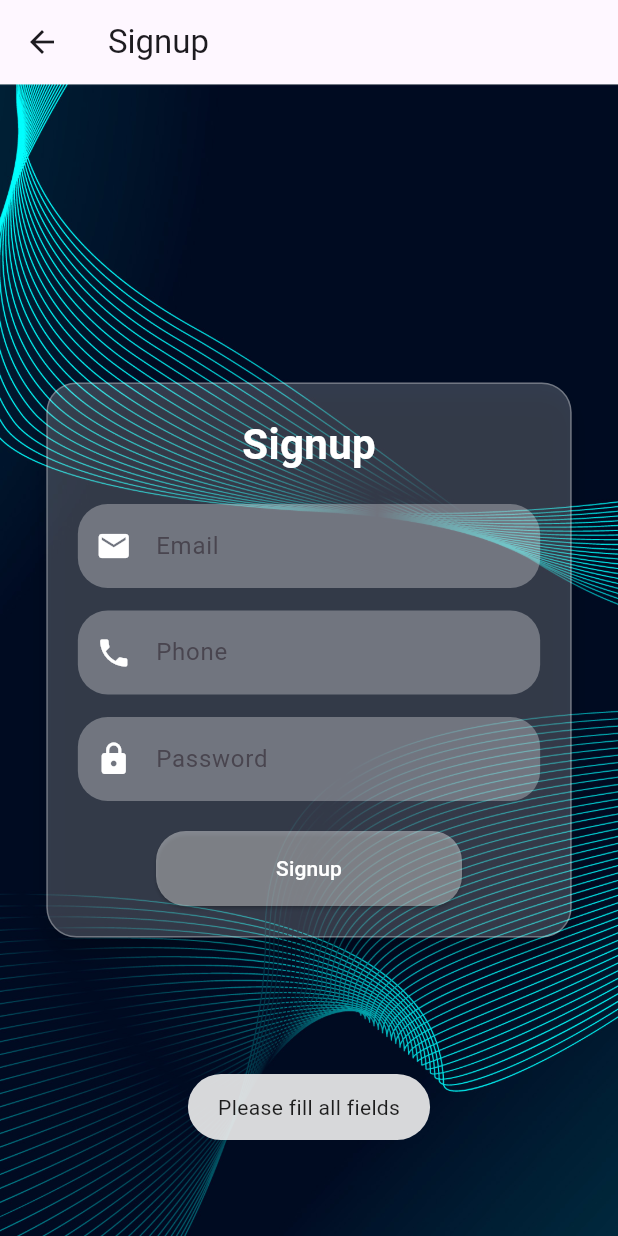
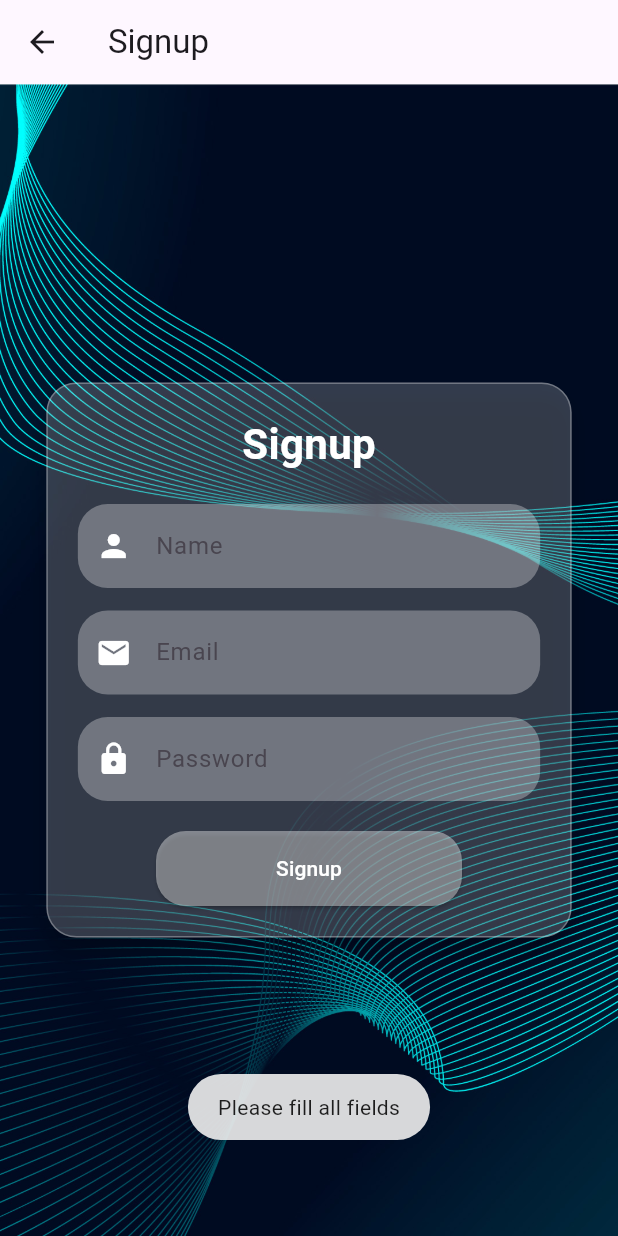
Before and after one commit to KABANOFESTO/Relax-Pay, a Flutter app: the SignupScreen screen opened by its route, after a tap on "Signup", on a phone screen of 412 x 824 dp. Run offline on Flutter 3.47's test engine with Material 3 defaults, Android fonts, the light colour scheme and no system bars; our stand-ins replace fluttertoast, shared_preferences; missing offline and left inert: mailer; accounts and stored records are empty; network calls fail.

Commit message:
ft-integration

```diff
--- a/lib/main.dart
+++ b/lib/main.dart
@@ -21,8 +21,8 @@
         '/dashboard': (context) => DashboardScreen(),
         '/buying': (context) => BuyingScreen(),
         '/selling': (context) => SellingScreen(),
-        '/transaction': (context) => TransactionScreen(),
-        '/loan': (context) => LoanScreen(),
+        // '/transaction': (context) => TransactionScreen(),
+        '/stock': (context) => StocksListScreen(),
         // Add other routes here
       },
       theme: ThemeData(
--- a/lib/screens/dashboard_screen.dart
+++ b/lib/screens/dashboard_screen.dart
@@ -54,11 +54,11 @@ class DashboardScreen extends StatelessWidget {
               ),
               _buildDashboardItem(
                 context,
-                Icons.monetization_on,
-                'Loan',
+                Icons.inventory, // New stock icon
+                'Stock', // Changed label to "Stock"
                 Colors.purple,
                 () {
-                  Navigator.pushNamed(context, '/loan');
+                  Navigator.pushNamed(context, '/stock');
                 },
               ),
             ],
--- a/lib/screens/signup_screen.dart
+++ b/lib/screens/signup_screen.dart
@@ -1,6 +1,7 @@
 import 'package:flutter/material.dart';
 import 'package:fluttertoast/fluttertoast.dart';
-import '../config/db_heleper.dart'; // Make sure this import path is correct
+import 'package:http/http.dart' as http;
+import 'dart:convert'; // For encoding/decoding JSON
 
 class SignupScreen extends StatefulWidget {
   @override
@@ -8,40 +9,53 @@ class SignupScreen extends StatefulWidget {
 }
 
 class _SignupScreenState extends State<SignupScreen> {
+  final _nameController = TextEditingController();
   final _emailController = TextEditingController();
   final _passwordController = TextEditingController();
-  final _phoneController = TextEditingController();
-  final DBHelper _dbHelper = DBHelper();
-
-  @override
-  void initState() {
-    super.initState();
-    _dbHelper.initDB(); // Initialize the database
-  }
 
   Future<void> _signup() async {
+    String name = _nameController.text.trim();
     String email = _emailController.text.trim();
     String password = _passwordController.text.trim();
-    String phone = _phoneController.text.trim();
 
-    if (email.isEmpty || password.isEmpty || phone.isEmpty) {
+    if (name.isEmpty || email.isEmpty || password.isEmpty) {
       Fluttertoast.showToast(msg: "Please fill all fields");
       return;
     }
 
-    var existingUser = await _dbHelper.findUserByEmail(email);
+    try {
+      var url =
+          Uri.parse('https://relax-pay-endpoints.onrender.com/user/signup');
 
-    if (existingUser == null) {
-      bool success = await _dbHelper
-          .insertUser({'email': email, 'password': password, 'phone': phone});
-      if (success) {
+      var response = await http.post(
+        url,
+        headers: {"Content-Type": "application/json"},
+        body: jsonEncode({
+          'username': name,
+          'email': email,
+          'password': password,
+        }),
+      );
+
+      if (response.statusCode == 201) {
         Fluttertoast.showToast(msg: "Registration successful!");
         Navigator.pushReplacementNamed(context, '/login');
       } else {
-        Fluttertoast.showToast(msg: "Registration failed. Please try again.");
+        var responseBody = jsonDecode(response.body);
+
+        // Handle duplicate key error (E11000)
+        if (responseBody['message'] != null &&
+            responseBody['message'].contains('E11000')) {
+          Fluttertoast.showToast(
+            msg: "Username already exists, please choose a different one",
+          );
+        } else {
+          Fluttertoast.showToast(
+              msg: responseBody['message'] ?? "Registration failed");
+        }
       }
-    } else {
-      Fluttertoast.showToast(msg: "User with this email already exists");
+    } catch (error) {
+      Fluttertoast.showToast(msg: "Error: $error");
     }
   }
 
@@ -88,6 +102,22 @@ class _SignupScreenState extends State<SignupScreen> {
                     ),
                   ),
                   SizedBox(height: 20),
+                  // Name Input
+                  TextField(
+                    controller: _nameController,
+                    decoration: InputDecoration(
+                      filled: true,
+                      fillColor: Colors.white.withOpacity(0.3),
+                      hintText: 'Name',
+                      prefixIcon: Icon(Icons.person, color: Colors.white),
+                      border: OutlineInputBorder(
+                        borderRadius: BorderRadius.circular(20),
+                        borderSide: BorderSide.none,
+                      ),
+                    ),
+                    style: TextStyle(color: Colors.white),
+                  ),
+                  SizedBox(height: 15),
                   // Email Input
                   TextField(
                     controller: _emailController,
@@ -102,23 +132,6 @@ class _SignupScreenState extends State<SignupScreen> {
                       ),
                     ),
                     keyboardType: TextInputType.emailAddress,
-                    style: TextStyle(color: Colors.white),
-                  ),
-                  SizedBox(height: 15),
-                  // Phone Input
-                  TextField(
-                    controller: _phoneController,
-                    decoration: InputDecoration(
-                      filled: true,
-                      fillColor: Colors.white.withOpacity(0.3),
-                      hintText: 'Phone',
-                      prefixIcon: Icon(Icons.phone, color: Colors.white),
-                      border: OutlineInputBorder(
-                        borderRadius: BorderRadius.circular(20),
-                        borderSide: BorderSide.none,
-                      ),
-                    ),
-                    keyboardType: TextInputType.phone,
                     style: TextStyle(color: Colors.white),
                   ),
                   SizedBox(height: 15),
--- a/pubspec.yaml
+++ b/pubspec.yaml
@@ -11,7 +11,7 @@ environment:
 dependencies:
   flutter:
     sdk: flutter
-  http: 1.2.2  # For API calls
+  http: ^1.2.2  # Keep this version
   provider: ^6.0.0  # For state management
   shared_preferences: ^2.0.7  # For storing user sessions
   flutter_secure_storage: ^5.0.2  # Secure local storage
@@ -23,6 +23,7 @@ dependencies:
   fluttertoast: ^8.2.8  # For showing toast messages
   intl: ^0.19.0
   sqflite_common_ffi: ^2.0.0
+  mailer: ^6.0.1
 
 flutter:
   uses-material-design: true
```
Also changed, not shown: lib/screens/details_screen.dart (+227 -207 lines), lib/screens/email_service.dart (added, +23 -0 lines), lib/screens/login_screen.dart (+31 -15 lines), lib/screens/reset_passord_screen.dart (+33 -13 lines), pubspec.lock.
